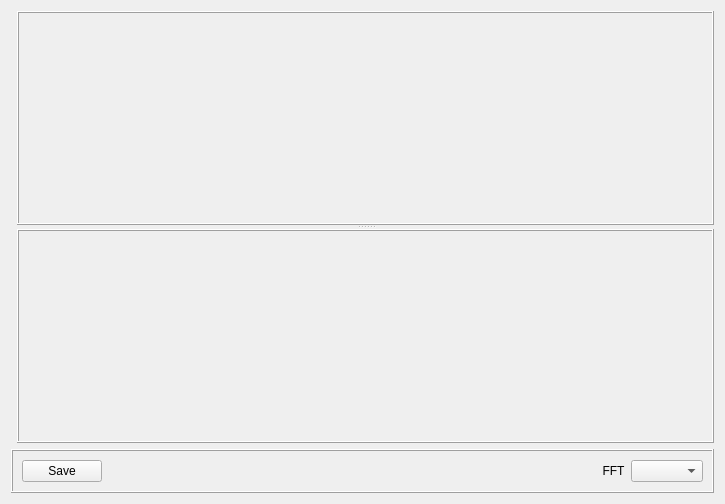
Before: the Qt Designer form sources/Arks/Spectral Viewer/Window/spectral_viewer_window.ui in AquaCreatura/AquaWave, drawn with Qt 5.
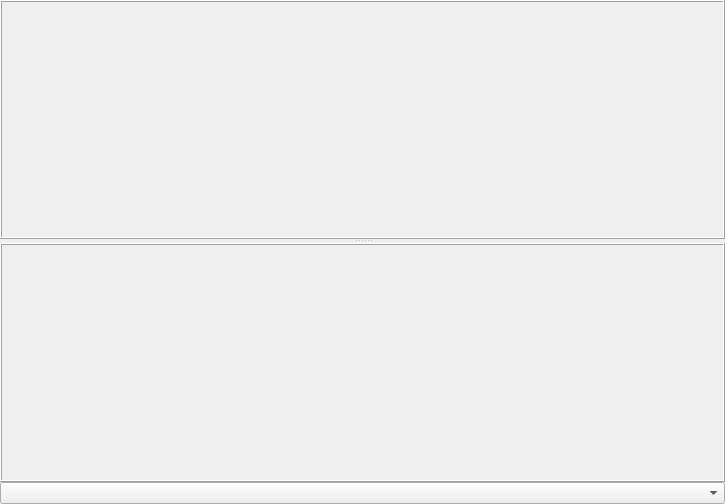
After: the same form once the commit is applied.

The edit to the form file:
```diff
--- a/sources/Arks/Spectral Viewer/Window/spectral_viewer_window.ui
+++ b/sources/Arks/Spectral Viewer/Window/spectral_viewer_window.ui
@@ -20,7 +20,22 @@
    <string>Form</string>
   </property>
   <layout class="QGridLayout" name="gridLayout">
-   <item row="0" column="1">
+   <property name="leftMargin">
+    <number>0</number>
+   </property>
+   <property name="topMargin">
+    <number>0</number>
+   </property>
+   <property name="rightMargin">
+    <number>0</number>
+   </property>
+   <property name="bottomMargin">
+    <number>0</number>
+   </property>
+   <property name="spacing">
+    <number>0</number>
+   </property>
+   <item row="0" column="1" colspan="2">
     <widget class="QSplitter" name="splitter">
      <property name="sizePolicy">
       <sizepolicy hsizetype="Expanding" vsizetype="Expanding">
@@ -38,7 +53,23 @@
       <property name="frameShadow">
        <enum>QFrame::Raised</enum>
       </property>
-      <layout class="QGridLayout" name="gridLayout_2"/>
+      <layout class="QGridLayout" name="gridLayout_2">
+       <property name="leftMargin">
+        <number>0</number>
+       </property>
+       <property name="topMargin">
+        <number>0</number>
+       </property>
+       <property name="rightMargin">
+        <number>0</number>
+       </property>
+       <property name="bottomMargin">
+        <number>0</number>
+       </property>
+       <property name="spacing">
+        <number>0</number>
+       </property>
+      </layout>
      </widget>
      <widget class="QFrame" name="spg_chart">
       <property name="sizePolicy">
@@ -59,26 +90,29 @@
       <property name="midLineWidth">
        <number>0</number>
       </property>
-      <layout class="QGridLayout" name="gridLayout_4"/>
+      <layout class="QGridLayout" name="gridLayout_4">
+       <property name="leftMargin">
+        <number>0</number>
+       </property>
+       <property name="topMargin">
+        <number>0</number>
+       </property>
+       <property name="rightMargin">
+        <number>0</number>
+       </property>
+       <property name="bottomMargin">
+        <number>0</number>
+       </property>
+       <property name="spacing">
+        <number>0</number>
+       </property>
+      </layout>
      </widget>
     </widget>
    </item>
-   <item row="1" column="0" colspan="2">
-    <widget class="QFrame" name="left_menu">
-     <property name="sizePolicy">
-      <sizepolicy hsizetype="Expanding" vsizetype="Maximum">
-       <horstretch>0</horstretch>
-       <verstretch>0</verstretch>
-      </sizepolicy>
-     </property>
-     <property name="frameShape">
-      <enum>QFrame::Box</enum>
-     </property>
-     <property name="frameShadow">
-      <enum>QFrame::Raised</enum>
-     </property>
-     <layout class="QGridLayout" name="gridLayout_3">
-      <item row="4" column="4">
+   <item row="1" column="1" colspan="2">
+    <layout class="QHBoxLayout" name="horizontalLayout">
+     <item>
        <widget class="QComboBox" name="fft_combobox">
         <property name="sizePolicy">
          <sizepolicy hsizetype="Maximum" vsizetype="Fixed">
@@ -98,49 +132,15 @@
           <height>16777215</height>
          </size>
         </property>
+       <property name="currentText">
+        <string/>
+       </property>
         <property name="sizeAdjustPolicy">
          <enum>QComboBox::AdjustToContents</enum>
         </property>
        </widget>
       </item>
-      <item row="4" column="1">
-       <spacer name="horizontalSpacer">
-        <property name="orientation">
-         <enum>Qt::Horizontal</enum>
-        </property>
-        <property name="sizeHint" stdset="0">
-         <size>
-          <width>40</width>
-          <height>20</height>
-         </size>
-        </property>
-       </spacer>
-      </item>
-      <item row="4" column="3">
-       <widget class="QLabel" name="label">
-        <property name="text">
-         <string>FFT</string>
-        </property>
-        <property name="alignment">
-         <set>Qt::AlignCenter</set>
-        </property>
-       </widget>
-      </item>
-      <item row="4" column="0">
-       <widget class="QPushButton" name="record_button">
-        <property name="sizePolicy">
-         <sizepolicy hsizetype="Maximum" vsizetype="Fixed">
-          <horstretch>0</horstretch>
-          <verstretch>0</verstretch>
-         </sizepolicy>
-        </property>
-        <property name="text">
-         <string>Save</string>
-        </property>
-       </widget>
-      </item>
-     </layout>
-    </widget>
+    </layout>
    </item>
   </layout>
  </widget>
```
Lines whose indentation alone changed are shown as unchanged.
